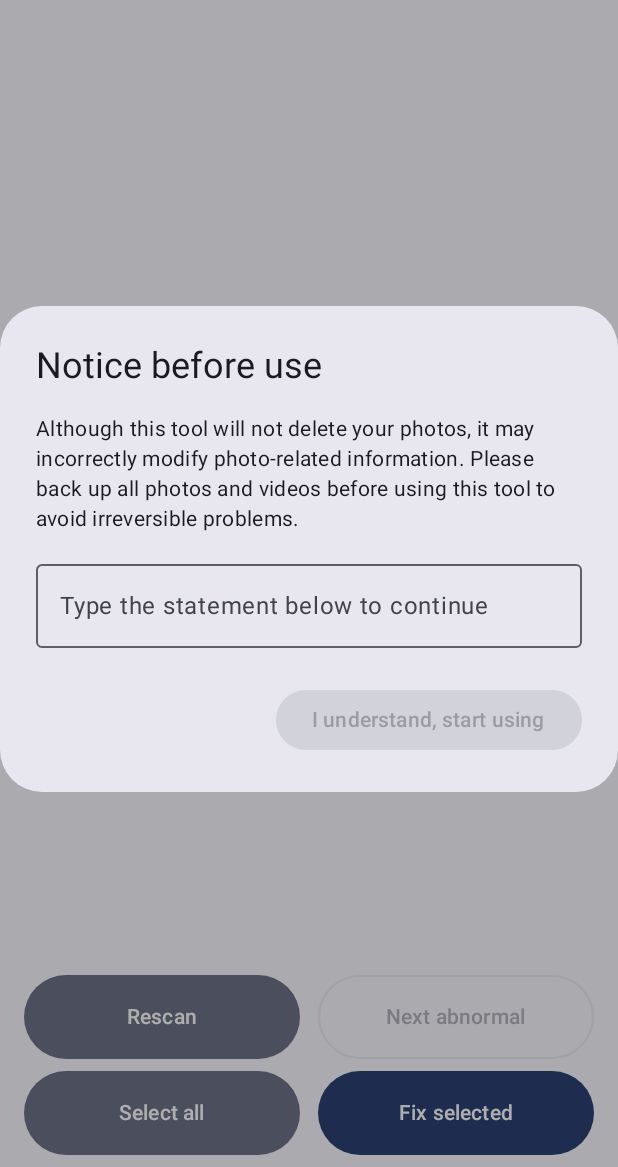
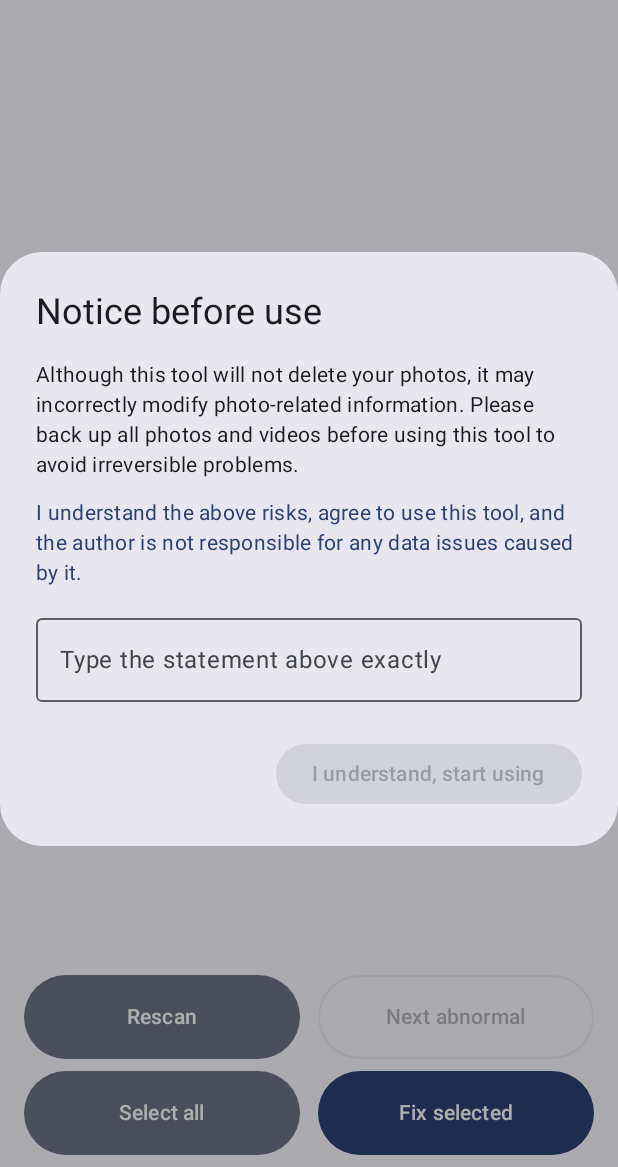
Before and after one commit to SiRan-Dev/PhotoTimeFixer, an Android app built with Jetpack Compose: the screen it shows after launch (MainActivity), on a phone screen of 412 x 824 dp, the part 69-1236 px from its top. Run offline under Robolectric (Android 15) with nearby library versions, the light colour scheme and no system bars.

Commit message:
fix(disclaimer): 公告弹窗展示需输入的声明文字，提示改为上方

```diff
--- a/app/src/main/java/com/sirandev/phototimefixer/MainActivity.kt
+++ b/app/src/main/java/com/sirandev/phototimefixer/MainActivity.kt
@@ -869,14 +869,22 @@ class MainActivity : ComponentActivity() {
             onDismissRequest = { },
             title = { Text(stringResource(R.string.disclaimer_title)) },
             text = {
-                Column {
+                Column(
+                    modifier = Modifier
+                        .heightIn(max = 320.dp)
+                        .verticalScroll(rememberScrollState())
+                ) {
                     Text(
                         text = stringResource(R.string.disclaimer_body),
                         style = MaterialTheme.typography.bodyMedium,
-                        color = MaterialTheme.colorScheme.onSurface,
-                        modifier = Modifier
-                            .heightIn(max = 200.dp)
-                            .verticalScroll(rememberScrollState())
+                        color = MaterialTheme.colorScheme.onSurface
+                    )
+                    // 需要用户逐字输入的声明文字，醒目展示在输入框上方
+                    Text(
+                        text = stringResource(R.string.disclaimer_ack_input),
+                        style = MaterialTheme.typography.bodyMedium,
+                        color = MaterialTheme.colorScheme.primary,
+                        modifier = Modifier.padding(top = 12.dp)
                     )
                     OutlinedTextField(
                         value = input,
--- a/app/src/main/res/values/strings.xml
+++ b/app/src/main/res/values/strings.xml
@@ -69,7 +69,7 @@
     <!-- First-use disclaimer -->
     <string name="disclaimer_title">Notice before use</string>
     <string name="disclaimer_body">Although this tool will not delete your photos, it may incorrectly modify photo-related information. Please back up all photos and videos before using this tool to avoid irreversible problems.</string>
-    <string name="disclaimer_input_hint">Type the statement below to continue</string>
+    <string name="disclaimer_input_hint">Type the statement above exactly</string>
     <string name="disclaimer_ack_input">I understand the above risks, agree to use this tool, and the author is not responsible for any data issues caused by it.</string>
     <string name="disclaimer_confirm">I understand, start using</string>
 </resources>
```
Also changed, not shown: 1 other file.
